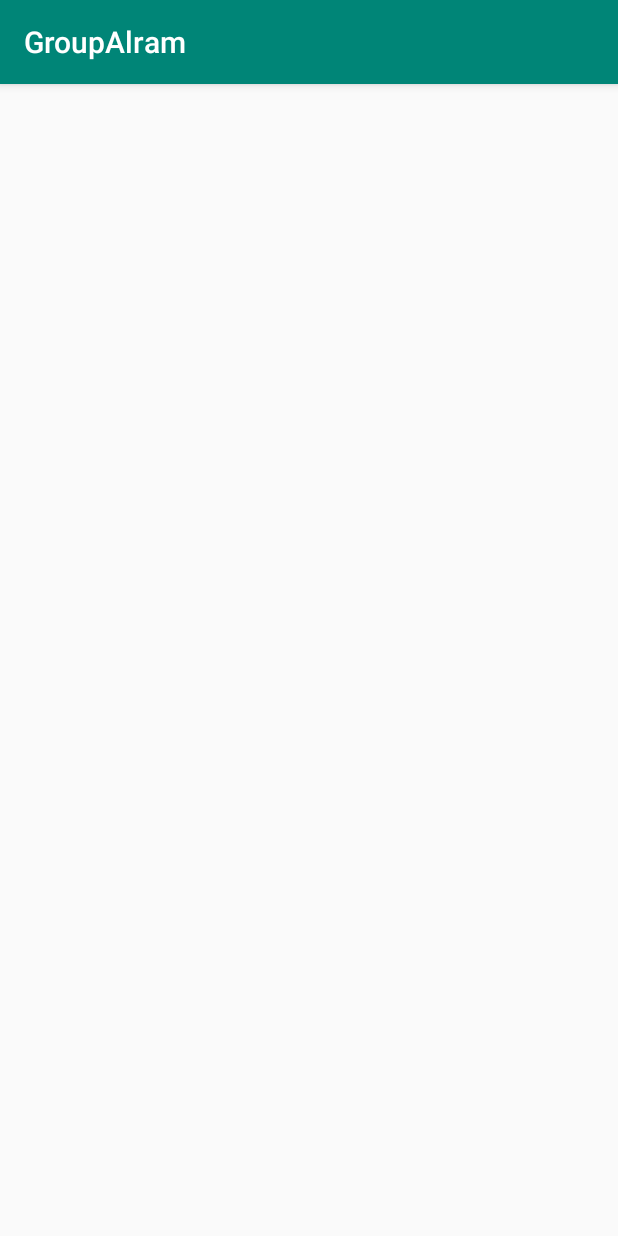
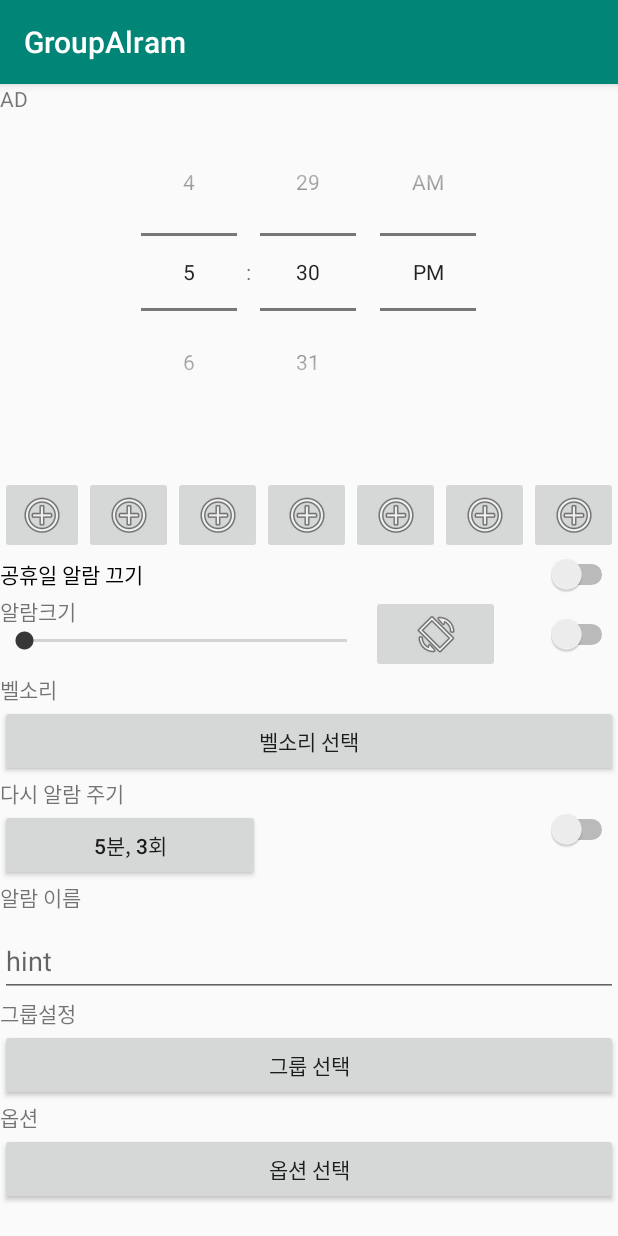
Before and after one commit to HyunQQ/android_alram_dev, an Android app: the AlramSetActivity screen opened directly, with no data from a screen before it, on a phone screen of 412 x 824 dp. Run offline under Robolectric (Android 15) with nearby library versions, the phone set to English and light mode, and no system bars.

Commit message:
alram setting layout scroll view 적용

```diff
--- a/app/src/main/res/layout/activity_alram_set.xml
+++ b/app/src/main/res/layout/activity_alram_set.xml
@@ -1,24 +1,29 @@
 <?xml version="1.0" encoding="utf-8"?>
-<!--<android.support.constraint.ConstraintLayout -->
-    <!--xmlns:android="http://schemas.android.com/apk/res/android"-->
-    <!--xmlns:app="http://schemas.android.com/apk/res-auto"-->
-    <!--xmlns:tools="http://schemas.android.com/tools"-->
-    <!--android:layout_width="match_parent"-->
-    <!--android:layout_height="match_parent"-->
-    <!--tools:context=".AlramSetActivity">-->
+<android.support.constraint.ConstraintLayout
+    xmlns:android="http://schemas.android.com/apk/res/android"
+    xmlns:app="http://schemas.android.com/apk/res-auto"
+    xmlns:tools="http://schemas.android.com/tools"
+    android:layout_width="match_parent"
+    android:layout_height="match_parent"
+    tools:context=".AlramSetActivity">
 
 
 <!--</android.support.constraint.ConstraintLayout>-->
-<LinearLayout xmlns:android="http://schemas.android.com/apk/res/android"
-    xmlns:app="http://schemas.android.com/apk/res-auto"
-    android:layout_width="fill_parent"
-    android:layout_height="wrap_content"
-    android:gravity="top"
-    android:orientation="vertical">
+<!--<LinearLayout xmlns:android="http://schemas.android.com/apk/res/android"-->
+    <!--xmlns:app="http://schemas.android.com/apk/res-auto"-->
+    <!--android:layout_width="fill_parent"-->
+    <!--android:layout_height="wrap_content"-->
+    <!--android:gravity="top"-->
+    <!--android:orientation="vertical">-->
+
     <ScrollView
         android:layout_width="match_parent"
         android:layout_height="match_parent">
 
+        <LinearLayout
+            android:layout_width="match_parent"
+            android:layout_height="match_parent"
+            android:orientation="vertical">
 
             <LinearLayout
                 android:layout_width="match_parent"
@@ -275,8 +280,7 @@
 
             </LinearLayout>
 
-
+        </LinearLayout>
     </ScrollView>
 
-
-</LinearLayout>
+</android.support.constraint.ConstraintLayout>
```
Lines whose indentation alone changed are shown as unchanged.
